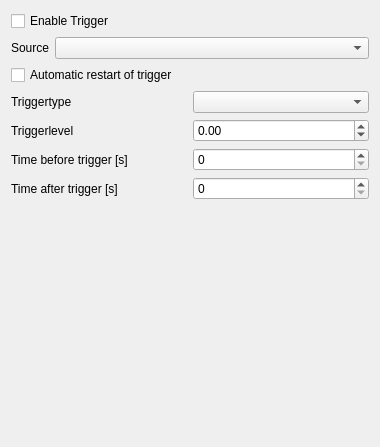
Before: the Qt Designer form forms/triggerwidget.ui in potolog/UDPLogger, drawn with Qt 5.
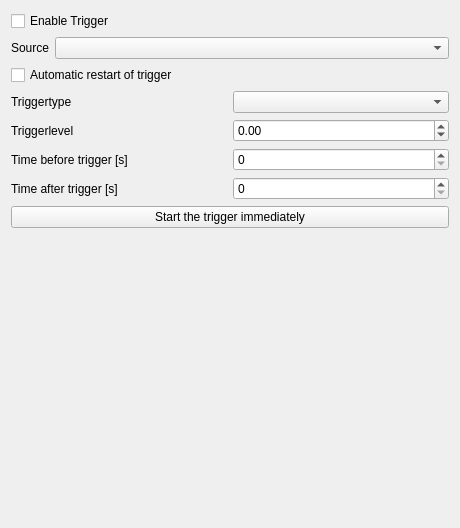
After: the same form once the commit is applied.

Commit message: start trigger with clicking on a button

Diff of the .ui file:
```diff
--- a/forms/triggerwidget.ui
+++ b/forms/triggerwidget.ui
@@ -6,8 +6,8 @@
    <rect>
     <x>0</x>
     <y>0</y>
-    <width>380</width>
-    <height>447</height>
+    <width>460</width>
+    <height>528</height>
    </rect>
   </property>
   <property name="windowTitle">
@@ -138,6 +138,13 @@
      </item>
     </layout>
    </item>
+   <item>
+    <widget class="QPushButton" name="pb_start_trigger">
+     <property name="text">
+      <string>Start the trigger immediately</string>
+     </property>
+    </widget>
+   </item>
    <item>
     <spacer name="verticalSpacer">
      <property name="orientation">
```
The commit also changes 4 other files.
